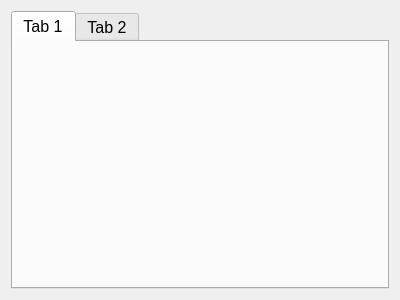
Before: the Qt Designer form drc/gui/partiescontainerform.ui in lansdon/cpts483_drc, drawn with Qt 5.
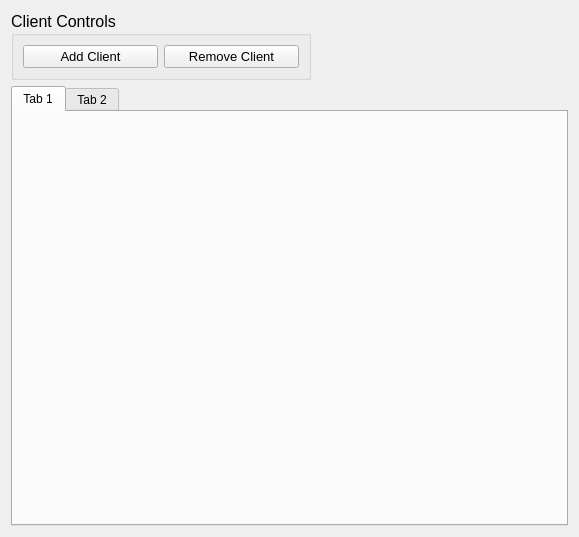
After: the same form once the commit is applied.

Commit message: client add and remove button

Patch:
```diff
--- a/drc/gui/partiescontainerform.ui
+++ b/drc/gui/partiescontainerform.ui
@@ -6,19 +6,64 @@
    <rect>
     <x>0</x>
     <y>0</y>
-    <width>400</width>
-    <height>300</height>
+    <width>579</width>
+    <height>537</height>
    </rect>
   </property>
-  <property name="font">
-   <font>
-    <pointsize>12</pointsize>
-   </font>
-  </property>
   <property name="windowTitle">
    <string>Form</string>
   </property>
-  <layout class="QHBoxLayout" name="horizontalLayout">
+  <layout class="QVBoxLayout" name="verticalLayout">
+   <item>
+    <widget class="QGroupBox" name="groupBox">
+     <property name="minimumSize">
+      <size>
+       <width>200</width>
+       <height>50</height>
+      </size>
+     </property>
+     <property name="maximumSize">
+      <size>
+       <width>300</width>
+       <height>75</height>
+      </size>
+     </property>
+     <property name="font">
+      <font>
+       <pointsize>12</pointsize>
+      </font>
+     </property>
+     <property name="title">
+      <string>Client Controls</string>
+     </property>
+     <layout class="QHBoxLayout" name="horizontalLayout">
+      <item>
+       <widget class="QPushButton" name="pushButton">
+        <property name="font">
+         <font>
+          <pointsize>10</pointsize>
+         </font>
+        </property>
+        <property name="text">
+         <string>Add Client</string>
+        </property>
+       </widget>
+      </item>
+      <item>
+       <widget class="QPushButton" name="pushButton_2">
+        <property name="font">
+         <font>
+          <pointsize>10</pointsize>
+         </font>
+        </property>
+        <property name="text">
+         <string>Remove Client</string>
+        </property>
+       </widget>
+      </item>
+     </layout>
+    </widget>
+   </item>
    <item>
     <widget class="QTabWidget" name="partyTabWidget">
      <widget class="QWidget" name="tab">
```
The commit also changes 6 other files.
